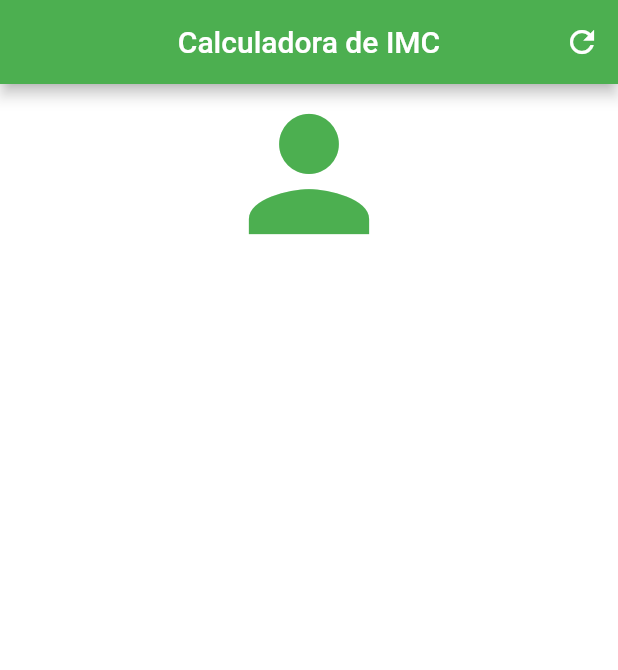
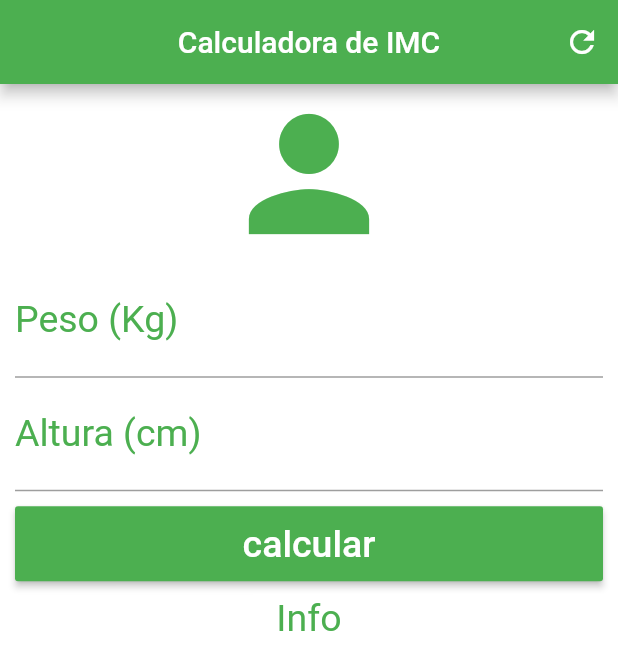
Before and after one commit to RaissaMariaB/learningFlutter, a Flutter app: the screen it shows after launch, on a phone screen of 412 x 824 dp. Shown: the top 670 px of the screen. Run offline on Flutter 3.47's test engine with Material 2 defaults, Android fonts, the phone set to English and light mode, and no system bars.

Commit message:
add layout without funcionalities

```diff
--- a/calculo_imc/lib/main.dart
+++ b/calculo_imc/lib/main.dart
@@ -1,4 +1,5 @@
 import 'package:flutter/material.dart';
+import 'package:flutter/services.dart';
 
 void main(){
   runApp(MaterialApp(
@@ -29,13 +30,52 @@ class _HomeState extends State<Home>{
         ],
       ),
       backgroundColor: Colors.white,
-      body: Column(
+      body: SingleChildScrollView(
+        padding: EdgeInsets.fromLTRB(10.0, 0.0, 10.0, 0.0),
+        child:Column(
         crossAxisAlignment: CrossAxisAlignment.stretch,
         children: <Widget>[
           Icon(Icons.person,
           size:120.0,
           color:Colors.green),
+          TextField( keyboardType: TextInputType.number,
+          decoration: InputDecoration(
+            labelText: "Peso (Kg)",
+            labelStyle: TextStyle(color: Colors.green)
+          ),
+          textAlign: TextAlign.center,
+          style: TextStyle(color: Colors.green, fontSize:25.0),
+          ),
+          TextField( keyboardType: TextInputType.number,
+          decoration: InputDecoration(
+            labelText: "Altura (cm)",
+            labelStyle: TextStyle(color: Colors.green)
+          ),
+          textAlign: TextAlign.center,
+          style: TextStyle(color: Colors.green, fontSize:25.0),
+          ),
+          Padding(
+            padding: EdgeInsets.only( top:10.0, bottom:10.0),
+            child:Container(
+            height: 50.0,
+            child: RaisedButton(
+            onPressed: (){},
+            child:
+            Text("calcular",
+            style: TextStyle(color: Colors.white, fontSize: 25.0),
+            ),
+            color: Colors.green,
+            )
+          ),
+          ),
+          Text("Info",
+          textAlign: TextAlign.center,
+          style: TextStyle(color: Colors.green, fontSize: 25.0),
+
+
+          )
         ],
+      )
       )
     );
   }
```
